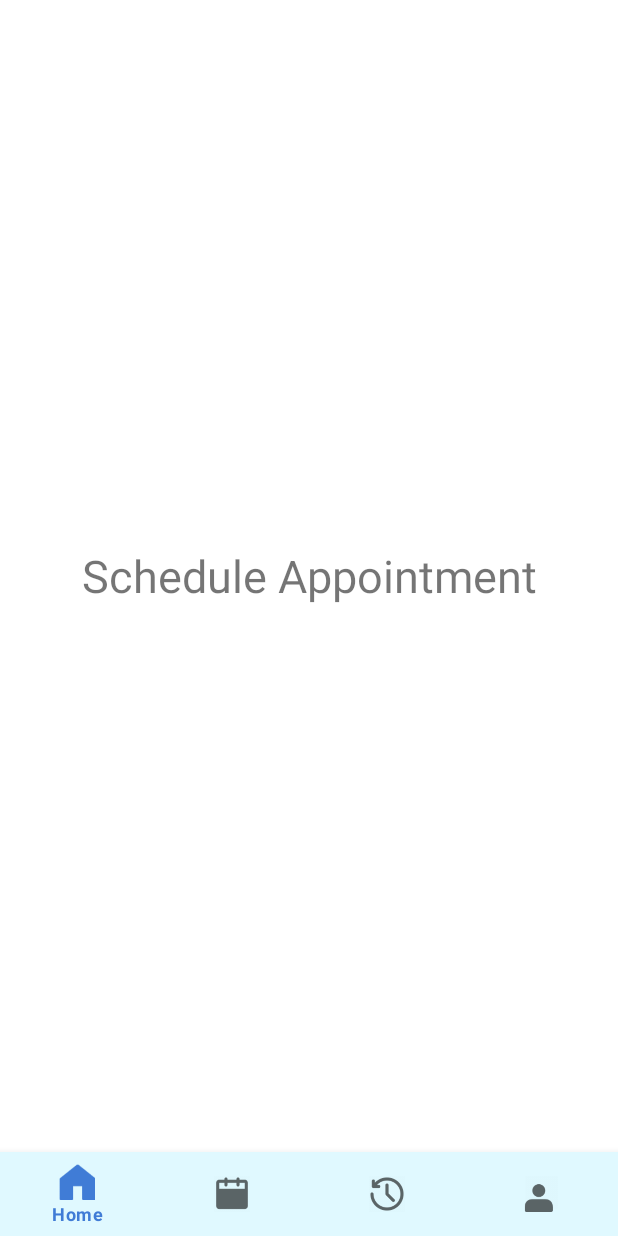
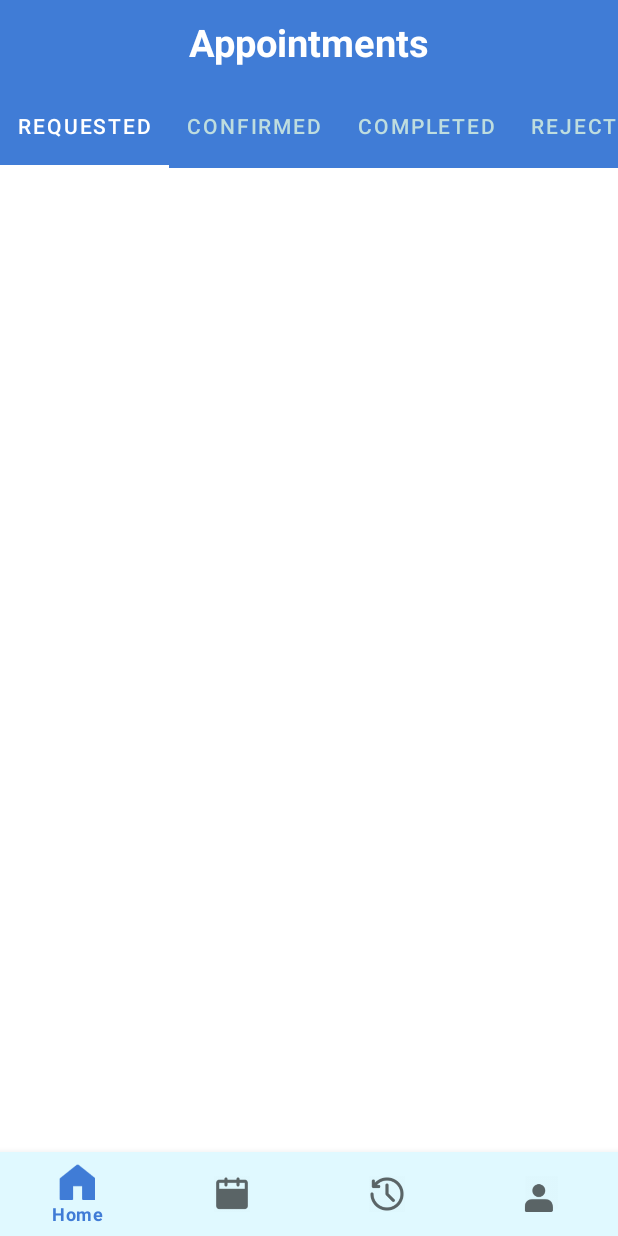
Before and after one commit to SomyaJain-30/Patient-Side-App, an Android app: the fragment CalenderFragment placed in its activity, on a phone screen of 412 x 824 dp. Run offline under Robolectric (Android 15) with nearby library versions, the phone set to English and light mode, and no system bars.

Commit message:
appointment-1

```diff
--- a/app/src/main/res/layout/fragment_calender.xml
+++ b/app/src/main/res/layout/fragment_calender.xml
@@ -1,16 +1,77 @@
 <?xml version="1.0" encoding="utf-8"?>
-<FrameLayout xmlns:android="http://schemas.android.com/apk/res/android"
+
+<androidx.constraintlayout.widget.ConstraintLayout
+    xmlns:android="http://schemas.android.com/apk/res/android"
+    xmlns:app="http://schemas.android.com/apk/res-auto"
     xmlns:tools="http://schemas.android.com/tools"
     android:layout_width="match_parent"
     android:layout_height="match_parent"
     tools:context=".CalenderFragment">
 
-    <!-- TODO: Update blank fragment layout -->
-    <TextView
+    <Toolbar
         android:layout_width="match_parent"
-        android:layout_height="match_parent"
-        android:text="Schedule Appointment"
-        android:textSize="30dp"
-        android:gravity="center"/>
+        android:id="@+id/appointment_toolbar"
+        android:layout_height="?attr/actionBarSize"
+        app:layout_constraintBottom_toBottomOf="parent"
+        app:layout_constraintEnd_toEndOf="parent"
+        app:layout_constraintHorizontal_bias="1.0"
+        app:layout_constraintStart_toStartOf="parent"
+        app:layout_constraintTop_toTopOf="parent"
+        android:background="@color/lightblue"
+        app:layout_constraintVertical_bias="0.0">
 
-</FrameLayout>
+        <TextView
+            android:layout_width="wrap_content"
+            android:layout_height="wrap_content"
+            android:layout_gravity="center"
+            android:textSize="25dp"
+            android:textColor="@color/white"
+            android:textStyle="bold"
+            android:text="Appointments"/>
+    </Toolbar>
+
+    <com.google.android.material.tabs.TabLayout
+        android:id="@+id/appointment_tabs"
+        android:layout_width="match_parent"
+        android:layout_height="?attr/actionBarSize"
+        app:layout_constraintBottom_toBottomOf="parent"
+        app:layout_constraintEnd_toEndOf="parent"
+        app:layout_constraintHorizontal_bias="1.0"
+        app:layout_constraintStart_toStartOf="parent"
+        android:background="@color/lightblue"
+        app:tabTextColor="#BEDDDF"
+        app:tabSelectedTextColor="@color/white"
+        app:tabIndicatorColor="@color/white"
+        app:tabMode="scrollable"
+        app:layout_constraintTop_toBottomOf="@+id/appointment_toolbar"
+        app:layout_constraintVertical_bias="0.0" >
+
+        <com.google.android.material.tabs.TabItem
+            android:layout_width="wrap_content"
+            android:text="Requested"
+            android:id="@+id/request_appointment"
+            android:layout_height="wrap_content"/>
+
+        <com.google.android.material.tabs.TabItem
+            android:layout_width="wrap_content"
+            android:text="Confirmed"
+            android:id="@+id/confirm_appointment"
+            android:layout_height="wrap_content"/>
+
+        <com.google.android.material.tabs.TabItem
+            android:layout_width="wrap_content"
+            android:text="Completed"
+            android:id="@+id/complete_appointment"
+            android:layout_height="wrap_content"/>
+
+        <com.google.android.material.tabs.TabItem
+            android:layout_width="wrap_content"
+            android:text="Rejected"
+            android:id="@+id/reject_appointment"
+            android:layout_height="wrap_content"/>
+
+
+
+    </com.google.android.material.tabs.TabLayout>
+
+</androidx.constraintlayout.widget.ConstraintLayout>
```
Also changed, not shown: app/src/main/AndroidManifest.xml (+8 -1 lines), app/src/main/java/com/example/btp_prop1/doctor_detail.java (added, +14 -0 lines), app/src/main/res/layout/activity_doctor_detail.xml (added, +253 -0 lines), app/src/main/res/drawable/black_doctor.png (added), app/src/main/res/drawable/message_icon.png (added).
